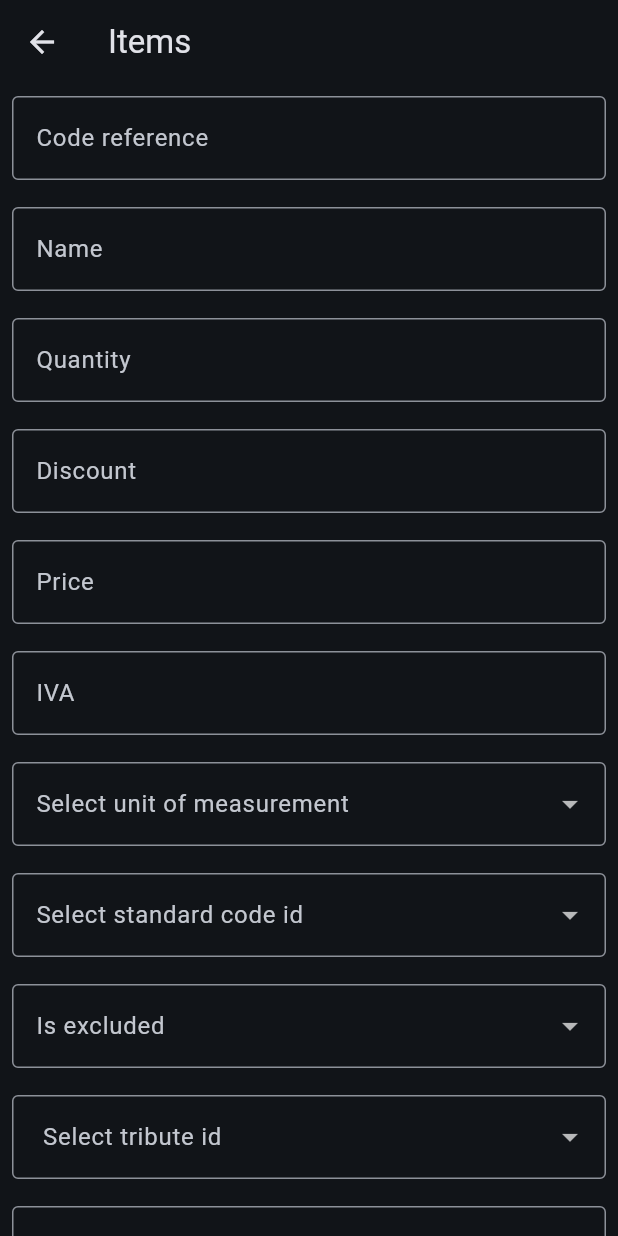
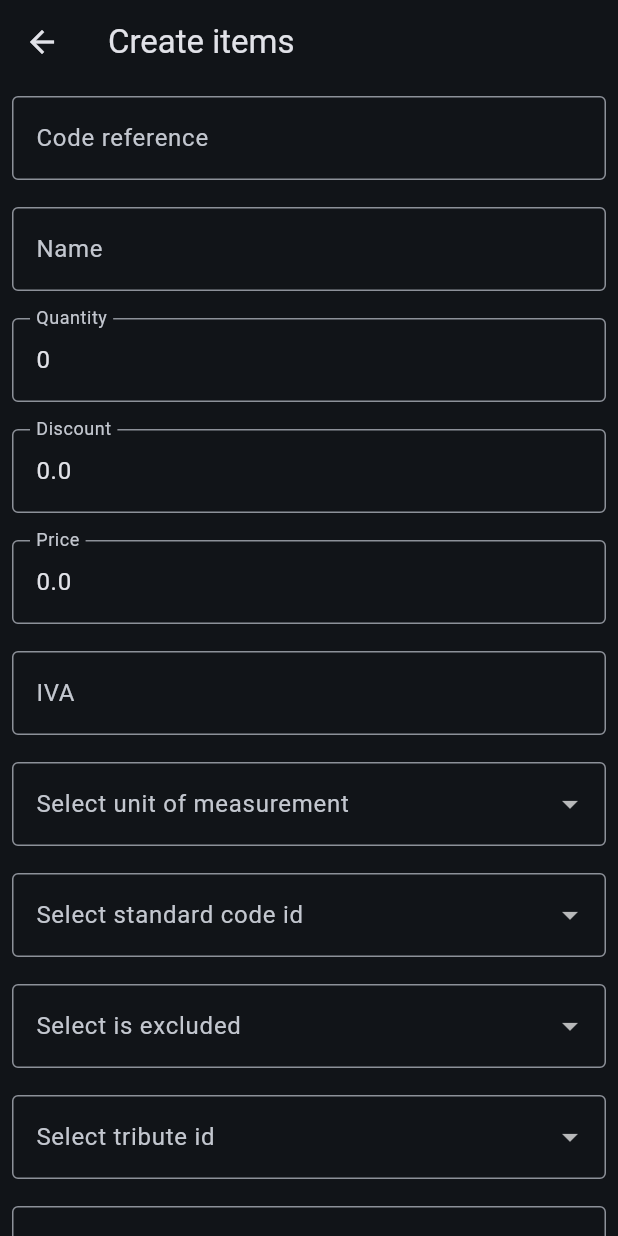
Before and after one commit to EndoRodrigo/final-app, a Flutter app: the ItemView screen opened by its route, on a phone screen of 412 x 824 dp. Run offline on Flutter 3.47's test engine with Material 3 defaults, Android fonts, the phone set to English and light mode, and no system bars; our stand-ins replace cloud_firestore, firebase_auth, firebase_core, flutter_screenutil, get; accounts and stored records are empty; generated files the repository leaves out were written again.

Commit message:
fix: ajuste de ux para la vista de items

```diff
--- a/lib/ui/core/view/item_view.dart
+++ b/lib/ui/core/view/item_view.dart
@@ -1,16 +1,17 @@
 import 'package:flutter/material.dart';
+import 'package:get/get_state_manager/src/rx_flutter/rx_obx_widget.dart';
 import 'package:get/get_state_manager/src/simple/get_view.dart';
+import 'package:tirando_factos/domain/models/withholding_taxes.dart';
 
 import '../controller/item_controller.dart';
 
 class ItemView extends GetView<ItemController> {
   const ItemView({super.key});
 
-
   @override
   Widget build(BuildContext context) {
     return Scaffold(
-        appBar: AppBar(title: const Text('Items'),),
+      appBar: AppBar(title: Obx(() => Text(controller.isEditing ? 'Edit item' : 'Create items'))),
       body: SingleChildScrollView(
         child: Padding(
           padding: const EdgeInsets.all(8.0),
@@ -18,56 +19,117 @@ class ItemView extends GetView<ItemController> {
             key: controller.formKey,
             child: Column(
               children: [
-                  TextFormField(decoration: InputDecoration(label: Text('Code reference'), border: OutlineInputBorder(),)),
-                  SizedBox(height: 18,),
-                  TextFormField(decoration: InputDecoration(label: Text('Name'), border: OutlineInputBorder(),)),
-                  SizedBox(height: 18,),
-                  TextFormField(decoration: InputDecoration(label: Text('Quantity'), border: OutlineInputBorder(),)),
-                  SizedBox(height: 18,),
-                  TextFormField(decoration: InputDecoration(label: Text('Discount'), border: OutlineInputBorder(),)),
-                  SizedBox(height: 18,),
-                  TextFormField(decoration: InputDecoration(label: Text('Price'), border: OutlineInputBorder(),)),
-                  SizedBox(height: 18,),
-                  TextFormField(decoration: InputDecoration(label: Text('IVA'), border: OutlineInputBorder(),)),
-                  SizedBox(height: 18,),
-                  DropdownButtonFormField(
-                      decoration: InputDecoration(label: Text('Select unit of measurement'), border: OutlineInputBorder(),),
+                TextFormField(
+                  initialValue: controller.code_reference.value,
+                  decoration: InputDecoration(label: Text('Code reference'), border: OutlineInputBorder(),),
+                  onChanged: (v) => controller.code_reference.value = v,
+                  validator: (v) => v == null || v.isEmpty ? 'Campo requerido' : null,
+                ),
+                SizedBox(height: 18),
+                TextFormField(
+                  initialValue: controller.name.value,
+                  decoration: InputDecoration(label: Text('Name'), border: OutlineInputBorder(),),
+                  onChanged: (v) => controller.name.value = v,
+                  validator: (v) => v == null || v.isEmpty ? 'Campo requerido' : null,
+                ),
+                SizedBox(height: 18),
+                TextFormField(
+                  initialValue: controller.quantity.value.toString(),
+                  decoration: InputDecoration(label: Text('Quantity'), border: OutlineInputBorder(),),
+                  onChanged: (v) => controller.quantity.value = int.parse(v),
+                  validator: (v) => v == null || v.isEmpty ? 'Campo requerido' : null,
+                ),
+                SizedBox(height: 18),
+                TextFormField(
+                  initialValue: controller.discount_rate.value.toString(),
+                  decoration: InputDecoration(label: Text('Discount'), border: OutlineInputBorder(),),
+                  onChanged: (v) => controller.discount_rate.value = double.parse(v),
+                  validator: (v) => v == null || v.isEmpty ? 'Campo requerido' : null,
+                ),
+                SizedBox(height: 18),
+                TextFormField(
+                  initialValue: controller.price.value.toString(),
+                  decoration: InputDecoration(label: Text('Price'), border: OutlineInputBorder(),),
+                  onChanged: (v) => controller.price.value = double.parse(v),
+                  validator: (v) => v == null || v.isEmpty ? 'Campo requerido' : null,
+                ),
+                SizedBox(height: 18),
+                TextFormField(
+                  initialValue: controller.tax_rate.value,
+                  decoration: InputDecoration(label: Text('IVA'), border: OutlineInputBorder(),),
+                  onChanged: (v) => controller.tax_rate.value = v,
+                  validator: (v) => v == null || v.isEmpty ? 'Campo requerido' : null,
+                ),
+                SizedBox(height: 18),
+                Obx(() => DropdownButtonFormField(
+                  decoration: InputDecoration(
+                    label: Text('Select unit of measurement'),
+                    border: OutlineInputBorder(),
+                  ),
                   items: [
                     DropdownMenuItem(value: 70, child: Text('Unidad')),
-                        DropdownMenuItem(value: 414, child: Text('kilogramo'))
+                    DropdownMenuItem(value: 414, child: Text('kilogramo')),
                   ],
-                      onChanged: (v){}),
-                  SizedBox(height: 18,),
-                  DropdownButtonFormField(
+                  onChanged: (v) => controller.unit_measure_id.value = int.parse(v as String),
+                ),),
+                SizedBox(height: 18),
+                Obx(() => DropdownButtonFormField(
                   decoration: InputDecoration(label: Text('Select standard code id'), border: OutlineInputBorder(),),
                   items: [
                     DropdownMenuItem(value: 1, child: Text('Unidad')),
-                        DropdownMenuItem(value: 2, child: Text('kilogramo'))
+                    DropdownMenuItem(value: 2, child: Text('kilogramo')),
                   ],
-                      onChanged: (v){}),
-                  SizedBox(height: 18,),
-                  DropdownButtonFormField(
-                      decoration: InputDecoration(label: Text('Is excluded'), border: OutlineInputBorder(),),
+                  onChanged: (v) => controller.standard_code_id.value = int.parse(v as String),
+                ),),
+                SizedBox(height: 18),
+                Obx(() => DropdownButtonFormField(
+                  decoration: InputDecoration(
+                    label: Text('Select is excluded'),
+                    border: OutlineInputBorder(),
+                  ),
                   items: [
                     DropdownMenuItem(value: 1, child: Text('SI')),
-                        DropdownMenuItem(value: 0, child: Text('No'))
+                    DropdownMenuItem(value: 0, child: Text('No')),
                   ],
-                      onChanged: (v){}),
-                  SizedBox(height: 18,),
-                  DropdownButtonFormField(
-                      decoration: InputDecoration(label: Text(' Select tribute id'), border: OutlineInputBorder(),),
+                  onChanged: (v) => controller.is_excluded.value = int.parse(v as String),
+                ),),
+                SizedBox(height: 18),
+                Obx(() => DropdownButtonFormField(
+                  decoration: InputDecoration(
+                    label: Text('Select tribute id'),
+                    border: OutlineInputBorder(),
+                  ),
                   items: [
                     DropdownMenuItem(value: 1, child: Text('Impuesto sobre la Ventas')),
-                        DropdownMenuItem(value: 2, child: Text('Impuesto de Industria, Comercio y Aviso'))
+                    DropdownMenuItem(value: 2, child: Text('Impuesto de Industria, Comercio y Aviso')),
                   ],
-                      onChanged: (v){}),
-                  SizedBox(height: 18,),
-                  TextFormField(decoration: InputDecoration(label: Text('Code'), border: OutlineInputBorder(),)),
-                  SizedBox(height: 18,),
-                  TextFormField(decoration: InputDecoration(label: Text('withholding_tax_rate'), border: OutlineInputBorder(),)),
-                  SizedBox(height: 30,),
-                  ElevatedButton(onPressed: (){}, child: Text('Crear'))
+                  onChanged: (v) => controller.tribute_id.value = int.parse(v as String),
+                ),),
+                SizedBox(height: 18),
 
+                Obx(() => DropdownButtonFormField(
+                  decoration: InputDecoration(
+                    label: Text('Select withholding tax rate'),
+                    border: OutlineInputBorder(),
+                  ),
+                  items: [
+                    DropdownMenuItem(value: 1, child: Text('IVA')),
+                    DropdownMenuItem(value: 2, child: Text('No aplica')),
+                  ],
+                  onChanged: (v) => controller.withholding_taxes.value = int.parse(v as String) as List<Withholding_taxes>,
+                ),),
+
+                SizedBox(height: 30),
+                Obx(() => controller.isLoading.value ? const CircularProgressIndicator() : SizedBox(
+                  width: double.infinity,
+                  child: ElevatedButton(
+                    onPressed: controller.submit,
+                    child: Text(
+                      controller.isEditing ? 'Actualizar' : 'Crear',
+                    ),
+                  ),
+                ),
+                ),
               ],
             ),
           ),
```
Lines whose indentation alone changed are shown as unchanged.
